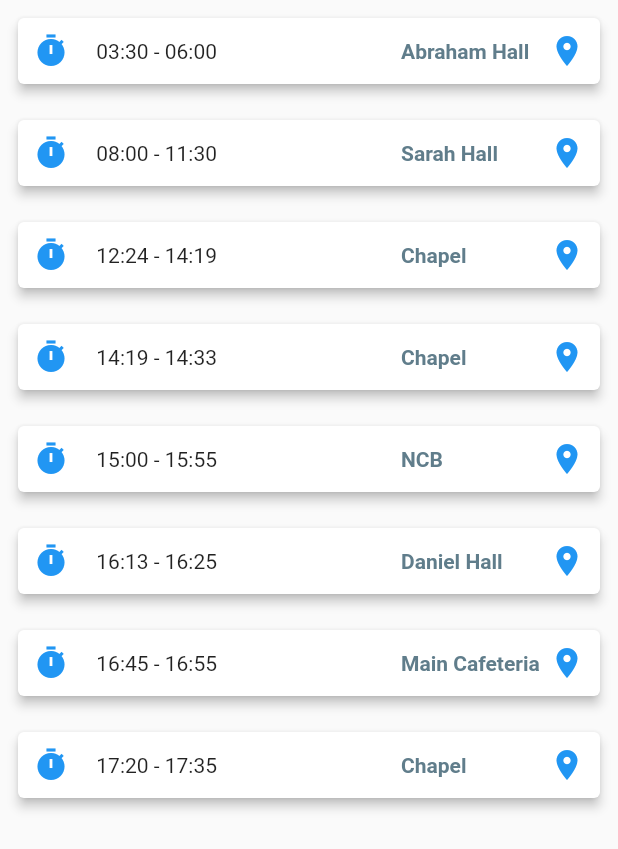
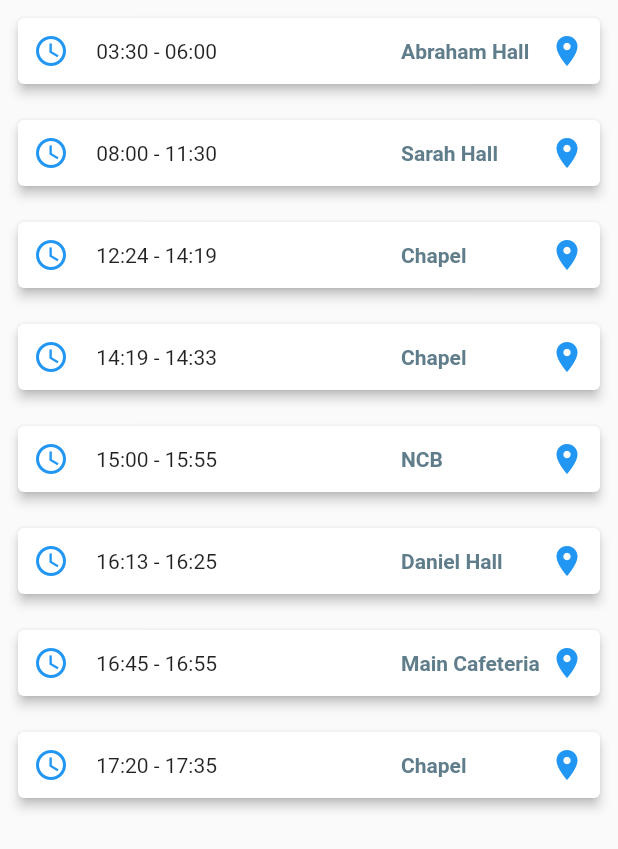
Before and after one commit to Fstackdevio/Netsurf_V1, a Flutter app: the HistoryCard widget shown alone on an empty page, opened directly, on a phone screen of 412 x 824 dp. Shown: the top 849 px of the screen. Run offline on Flutter 3.47's test engine with Material 2 defaults, Android fonts, the phone set to English and light mode, and no system bars.

Commit message:
login history content fix

```diff
--- a/netsurf/lib/tools/trans_card.dart
+++ b/netsurf/lib/tools/trans_card.dart
@@ -29,7 +29,7 @@ class _HistoryCardState extends State<HistoryCard> {
                       mainAxisAlignment: MainAxisAlignment.spaceBetween,
                       children: <Widget>[
                         new Icon(
-                          Icons.timer,
+                          Icons.access_time,
                           color: Colors.blue,
                         ),
                         new Text(data[index].timeStamp)
```
